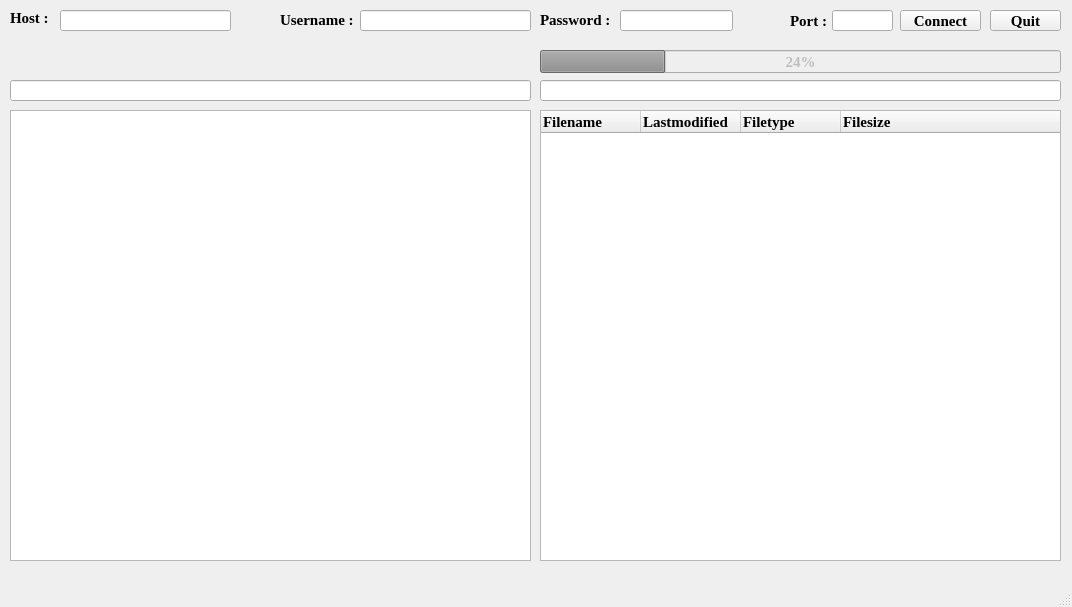
The window that ClientUI.ui (MadimetjaMadix/File-Transfer-Application-FTP) describes before a commit, drawn with Qt 5.
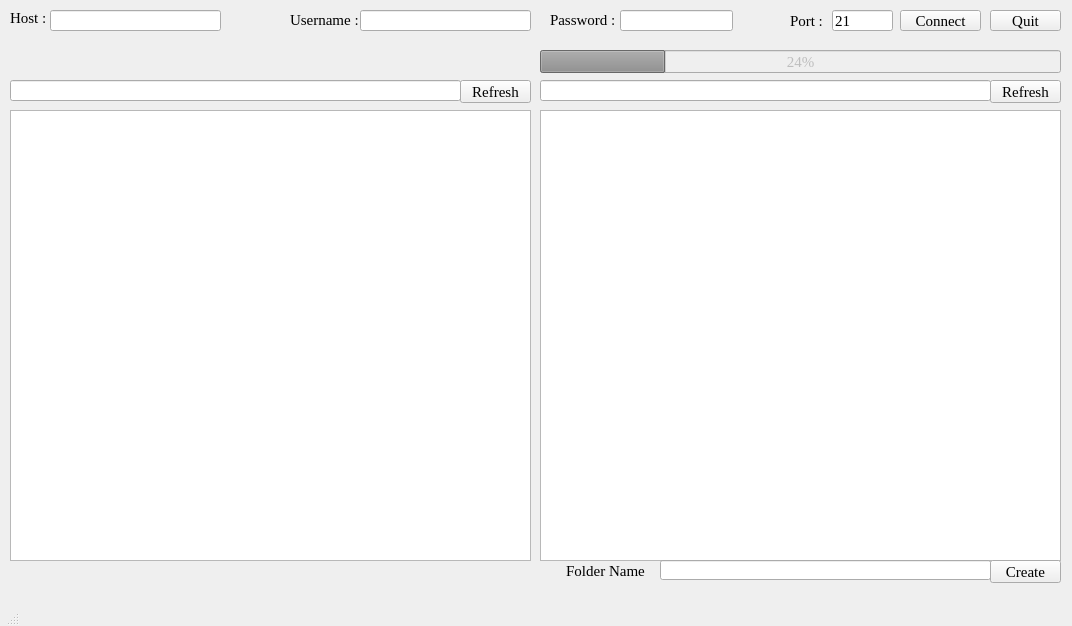
The same window after the commit.

```diff
--- a/ClientUI.ui
+++ b/ClientUI.ui
@@ -7,19 +7,23 @@
     <x>0</x>
     <y>0</y>
     <width>1072</width>
-    <height>607</height>
+    <height>626</height>
    </rect>
   </property>
   <property name="font">
    <font>
     <family>Times New Roman</family>
     <pointsize>11</pointsize>
-    <weight>75</weight>
-    <bold>true</bold>
+    <weight>9</weight>
+    <italic>false</italic>
+    <bold>false</bold>
    </font>
   </property>
   <property name="windowTitle">
-   <string>MainWindow</string>
+   <string>FTP</string>
+  </property>
+  <property name="styleSheet">
+   <string notr="true">font: 75 11pt &quot;Times New Roman&quot;;</string>
   </property>
   <widget class="QWidget" name="centralwidget">
    <widget class="QPushButton" name="connect_pushButton">
@@ -38,7 +42,7 @@
    <widget class="QLineEdit" name="lineEdit_host">
     <property name="geometry">
      <rect>
-      <x>60</x>
+      <x>50</x>
       <y>10</y>
       <width>171</width>
       <height>21</height>
@@ -74,7 +78,7 @@
    <widget class="QLabel" name="label_2">
     <property name="geometry">
      <rect>
-      <x>280</x>
+      <x>290</x>
       <y>10</y>
       <width>81</width>
       <height>20</height>
@@ -87,7 +91,7 @@
    <widget class="QLabel" name="label_3">
     <property name="geometry">
      <rect>
-      <x>540</x>
+      <x>550</x>
       <y>10</y>
       <width>71</width>
       <height>20</height>
@@ -106,6 +110,9 @@
       <height>21</height>
      </rect>
     </property>
+    <property name="text">
+     <string>21</string>
+    </property>
    </widget>
    <widget class="QLabel" name="label_4">
     <property name="geometry">
@@ -138,7 +145,7 @@
      <rect>
       <x>10</x>
       <y>80</y>
-      <width>521</width>
+      <width>451</width>
       <height>21</height>
      </rect>
     </property>
@@ -148,7 +155,7 @@
      <rect>
       <x>540</x>
       <y>80</y>
-      <width>521</width>
+      <width>451</width>
       <height>21</height>
      </rect>
     </property>
@@ -195,68 +202,6 @@
      <string>Quit</string>
     </property>
    </widget>
-   <widget class="QTreeWidget" name="localDir_treeWidget">
-    <property name="geometry">
-     <rect>
-      <x>540</x>
-      <y>110</y>
-      <width>521</width>
-      <height>451</height>
-     </rect>
-    </property>
-    <column>
-     <property name="text">
-      <string>Filename</string>
-     </property>
-     <property name="font">
-      <font>
-       <family>Times New Roman</family>
-       <pointsize>11</pointsize>
-       <weight>75</weight>
-       <bold>true</bold>
-      </font>
-     </property>
-    </column>
-    <column>
-     <property name="text">
-      <string>Lastmodified</string>
-     </property>
-     <property name="font">
-      <font>
-       <family>Times New Roman</family>
-       <pointsize>11</pointsize>
-       <weight>75</weight>
-       <bold>true</bold>
-      </font>
-     </property>
-    </column>
-    <column>
-     <property name="text">
-      <string>Filetype</string>
-     </property>
-     <property name="font">
-      <font>
-       <family>Times New Roman</family>
-       <pointsize>11</pointsize>
-       <weight>75</weight>
-       <bold>true</bold>
-      </font>
-     </property>
-    </column>
-    <column>
-     <property name="text">
-      <string>Filesize</string>
-     </property>
-     <property name="font">
-      <font>
-       <family>Times New Roman</family>
-       <pointsize>11</pointsize>
-       <weight>75</weight>
-       <bold>true</bold>
-      </font>
-     </property>
-    </column>
-   </widget>
    <widget class="QTreeView" name="localDir_treeView">
     <property name="geometry">
      <rect>
@@ -267,6 +212,108 @@
      </rect>
     </property>
    </widget>
+   <widget class="QTableWidget" name="remoteDir_tableWidget">
+    <property name="geometry">
+     <rect>
+      <x>540</x>
+      <y>110</y>
+      <width>521</width>
+      <height>451</height>
+     </rect>
+    </property>
+    <property name="autoScrollMargin">
+     <number>19</number>
+    </property>
+    <property name="editTriggers">
+     <set>QAbstractItemView::NoEditTriggers</set>
+    </property>
+    <property name="tabKeyNavigation">
+     <bool>false</bool>
+    </property>
+    <property name="showDropIndicator" stdset="0">
+     <bool>false</bool>
+    </property>
+    <property name="dragDropOverwriteMode">
+     <bool>false</bool>
+    </property>
+    <property name="alternatingRowColors">
+     <bool>false</bool>
+    </property>
+    <property name="selectionBehavior">
+     <enum>QAbstractItemView::SelectRows</enum>
+    </property>
+    <property name="showGrid">
+     <bool>false</bool>
+    </property>
+    <property name="sortingEnabled">
+     <bool>true</bool>
+    </property>
+   </widget>
+   <widget class="QPushButton" name="btn_refreshRemoteDir">
+    <property name="geometry">
+     <rect>
+      <x>990</x>
+      <y>80</y>
+      <width>71</width>
+      <height>23</height>
+     </rect>
+    </property>
+    <property name="text">
+     <string>Refresh</string>
+    </property>
+   </widget>
+   <widget class="QPushButton" name="btn_RefreshLocalDir">
+    <property name="geometry">
+     <rect>
+      <x>460</x>
+      <y>80</y>
+      <width>71</width>
+      <height>23</height>
+     </rect>
+    </property>
+    <property name="text">
+     <string>Refresh</string>
+    </property>
+   </widget>
+   <widget class="QLineEdit" name="dirName_lineEdit">
+    <property name="geometry">
+     <rect>
+      <x>660</x>
+      <y>560</y>
+      <width>331</width>
+      <height>20</height>
+     </rect>
+    </property>
+   </widget>
+   <widget class="QPushButton" name="btn_createDir">
+    <property name="geometry">
+     <rect>
+      <x>990</x>
+      <y>560</y>
+      <width>71</width>
+      <height>23</height>
+     </rect>
+    </property>
+    <property name="text">
+     <string>Create</string>
+    </property>
+   </widget>
+   <widget class="QLabel" name="label_foldername">
+    <property name="geometry">
+     <rect>
+      <x>540</x>
+      <y>560</y>
+      <width>131</width>
+      <height>21</height>
+     </rect>
+    </property>
+    <property name="text">
+     <string>Folder Name</string>
+    </property>
+    <property name="alignment">
+     <set>Qt::AlignCenter</set>
+    </property>
+   </widget>
   </widget>
   <widget class="QMenuBar" name="menubar">
    <property name="geometry">
@@ -278,7 +325,14 @@
     </rect>
    </property>
   </widget>
-  <widget class="QStatusBar" name="statusbar"/>
+  <widget class="QStatusBar" name="statusbar">
+   <property name="sizePolicy">
+    <sizepolicy hsizetype="Fixed" vsizetype="Fixed">
+     <horstretch>0</horstretch>
+     <verstretch>0</verstretch>
+    </sizepolicy>
+   </property>
+  </widget>
  </widget>
  <resources/>
  <connections/>
```
Left out of the diff: 8 changed lines with no effect on the pictures.
